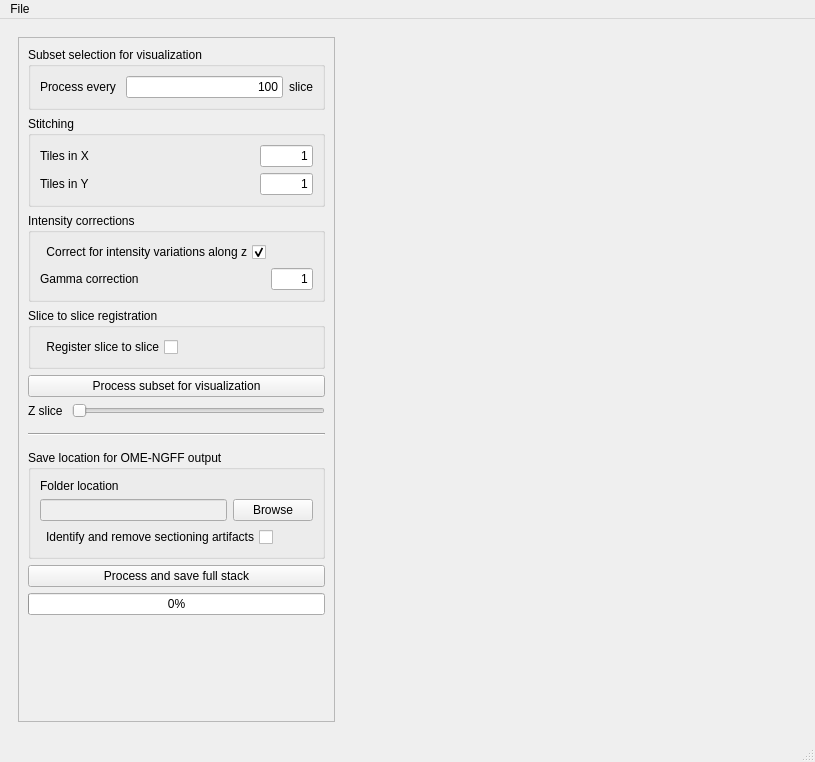
First picture: the form in mainwindow.ui, repository ckolluru/3D-MUSE-segment, before the edit.
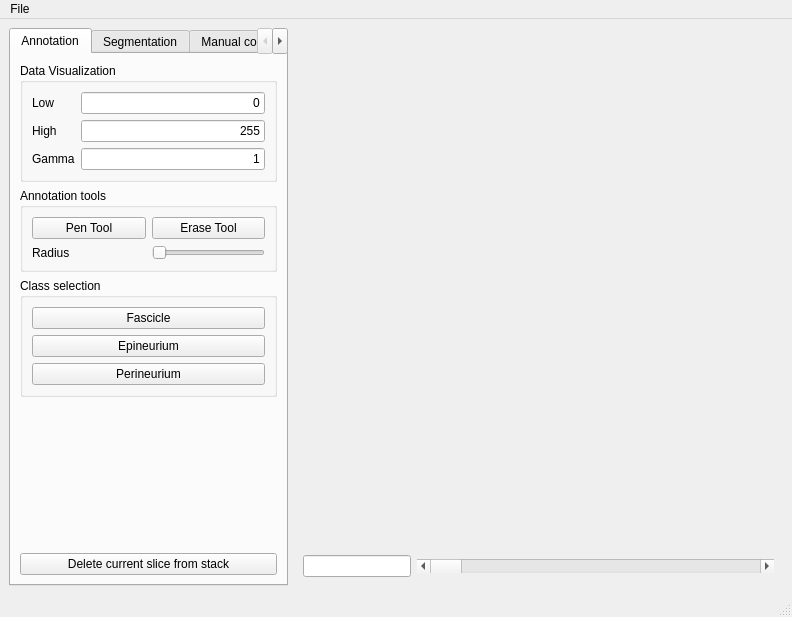
Second picture: the form after the edit. Custom widgets are drawn as their Qt base class.

What changed in the file:
```diff
--- a/mainwindow.ui
+++ b/mainwindow.ui
@@ -6,403 +6,304 @@
    <rect>
     <x>0</x>
     <y>0</y>
-    <width>815</width>
-    <height>762</height>
+    <width>792</width>
+    <height>617</height>
    </rect>
   </property>
   <property name="windowTitle">
-   <string>MainWindow</string>
+   <string>3D-MUSE-segment</string>
   </property>
   <widget class="QWidget" name="centralwidget">
-   <layout class="QHBoxLayout" name="horizontalLayout_3">
-    <item>
      <layout class="QHBoxLayout" name="horizontalLayout_2">
       <item>
-       <widget class="QWidget" name="parametersWidget" native="true">
+     <widget class="QTabWidget" name="tabWidget">
         <property name="sizePolicy">
-         <sizepolicy hsizetype="Maximum" vsizetype="Preferred">
+       <sizepolicy hsizetype="Fixed" vsizetype="Expanding">
           <horstretch>0</horstretch>
           <verstretch>0</verstretch>
          </sizepolicy>
         </property>
-        <property name="minimumSize">
-         <size>
-          <width>300</width>
-          <height>0</height>
-         </size>
-        </property>
+      <property name="currentIndex">
+       <number>0</number>
+      </property>
+      <widget class="QWidget" name="Annotation">
+       <attribute name="title">
+        <string>Annotation</string>
+       </attribute>
         <layout class="QVBoxLayout" name="verticalLayout">
          <item>
-          <widget class="QScrollArea" name="scrollArea">
-           <property name="widgetResizable">
-            <bool>true</bool>
-           </property>
-           <widget class="QWidget" name="scrollAreaWidgetContents">
-            <property name="geometry">
-             <rect>
-              <x>0</x>
-              <y>0</y>
-              <width>280</width>
-              <height>681</height>
-             </rect>
-            </property>
-            <layout class="QVBoxLayout" name="verticalLayout_9">
-             <item>
-              <widget class="QGroupBox" name="groupBox">
+         <widget class="QGroupBox" name="dataVisualizationBox">
                <property name="title">
-                <string>Subset selection for visualization</string>
-               </property>
-               <layout class="QVBoxLayout" name="verticalLayout_6">
-                <item>
-                 <layout class="QHBoxLayout" name="horizontalLayout_4">
-                  <item>
-                   <widget class="QLabel" name="label">
-                    <property name="text">
-                     <string>Process every </string>
-                    </property>
-                   </widget>
-                  </item>
-                  <item>
-                   <widget class="QLineEdit" name="processEveryLineEdit">
-                    <property name="text">
-                     <string>100</string>
-                    </property>
-                    <property name="alignment">
-                     <set>Qt::AlignRight|Qt::AlignTrailing|Qt::AlignVCenter</set>
-                    </property>
-                   </widget>
-                  </item>
-                  <item>
+           <string>Data Visualization</string>
+          </property>
+          <layout class="QGridLayout" name="gridLayout_2">
+           <item row="1" column="0">
                    <widget class="QLabel" name="label_2">
                     <property name="text">
-                     <string>slice</string>
+              <string>High</string>
                     </property>
                    </widget>
                   </item>
-                 </layout>
-                </item>
-               </layout>
-              </widget>
-             </item>
-             <item>
-              <widget class="QGroupBox" name="groupBox_4">
-               <property name="toolTip">
-                <string>If no stitching is to be done, leave the tiles fields as 1.</string>
-               </property>
-               <property name="title">
-                <string>Stitching</string>
-               </property>
-               <layout class="QVBoxLayout" name="verticalLayout_5">
-                <item>
-                 <layout class="QVBoxLayout" name="verticalLayout_4">
-                  <item>
-                   <layout class="QHBoxLayout" name="horizontalLayout_6" stretch="1,3,1">
-                    <item>
-                     <widget class="QLabel" name="label_5">
+           <item row="0" column="0">
+            <widget class="QLabel" name="label">
                       <property name="text">
-                       <string>Tiles in X</string>
+              <string>Low</string>
                       </property>
                      </widget>
                     </item>
-                    <item>
-                     <spacer name="horizontalSpacer_2">
-                      <property name="orientation">
-                       <enum>Qt::Horizontal</enum>
-                      </property>
-                      <property name="sizeHint" stdset="0">
-                       <size>
-                        <width>40</width>
-                        <height>20</height>
-                       </size>
-                      </property>
-                     </spacer>
-                    </item>
-                    <item>
-                     <widget class="QLineEdit" name="tilesXLineEdit">
-                      <property name="text">
-                       <string>1</string>
-                      </property>
-                      <property name="alignment">
-                       <set>Qt::AlignRight|Qt::AlignTrailing|Qt::AlignVCenter</set>
-                      </property>
-                     </widget>
-                    </item>
-                   </layout>
-                  </item>
-                  <item>
-                   <layout class="QHBoxLayout" name="horizontalLayout_7" stretch="1,3,1">
-                    <item>
-                     <widget class="QLabel" name="label_6">
-                      <property name="text">
-                       <string>Tiles in Y</string>
-                      </property>
-                     </widget>
-                    </item>
-                    <item>
-                     <spacer name="horizontalSpacer_3">
-                      <property name="orientation">
-                       <enum>Qt::Horizontal</enum>
-                      </property>
-                      <property name="sizeHint" stdset="0">
-                       <size>
-                        <width>40</width>
-                        <height>20</height>
-                       </size>
-                      </property>
-                     </spacer>
-                    </item>
-                    <item>
-                     <widget class="QLineEdit" name="tilesYLineEdit">
-                      <property name="text">
-                       <string>1</string>
-                      </property>
-                      <property name="alignment">
-                       <set>Qt::AlignRight|Qt::AlignTrailing|Qt::AlignVCenter</set>
-                      </property>
-                     </widget>
-                    </item>
-                   </layout>
-                  </item>
-                 </layout>
-                </item>
-               </layout>
-              </widget>
-             </item>
-             <item>
-              <widget class="QGroupBox" name="groupBox_3">
-               <property name="title">
-                <string>Intensity corrections</string>
-               </property>
-               <layout class="QVBoxLayout" name="verticalLayout_3">
-                <item>
-                 <layout class="QVBoxLayout" name="verticalLayout_12">
-                  <item>
-                   <layout class="QHBoxLayout" name="horizontalLayout_10">
-                    <item>
-                     <widget class="QCheckBox" name="correctIntensityVariationsCheckbox">
-                      <property name="toolTip">
-                       <string>Ensures that the mean intensity of each slice is equal to the mean of the first slice.</string>
-                      </property>
+           <item row="0" column="2">
+            <widget class="QLineEdit" name="lowLineEdit">
                       <property name="layoutDirection">
-                       <enum>Qt::RightToLeft</enum>
+              <enum>Qt::LeftToRight</enum>
                       </property>
                       <property name="text">
-                       <string>Correct for intensity variations along z</string>
-                      </property>
-                      <property name="checked">
-                       <bool>true</bool>
-                      </property>
+              <string>0</string>
+             </property>
+             <property name="alignment">
+              <set>Qt::AlignRight|Qt::AlignTrailing|Qt::AlignVCenter</set>
+             </property>
+            </widget>
+           </item>
+           <item row="4" column="2">
+            <widget class="QLineEdit" name="gammaLineEdit">
+             <property name="text">
+              <string>1</string>
+             </property>
+             <property name="alignment">
+              <set>Qt::AlignRight|Qt::AlignTrailing|Qt::AlignVCenter</set>
+             </property>
+            </widget>
+           </item>
+           <item row="4" column="0">
+            <widget class="QLabel" name="label_3">
+             <property name="text">
+              <string>Gamma</string>
+             </property>
+            </widget>
+           </item>
+           <item row="1" column="2">
+            <widget class="QLineEdit" name="highLineEdit">
+             <property name="text">
+              <string>255</string>
+             </property>
+             <property name="alignment">
+              <set>Qt::AlignRight|Qt::AlignTrailing|Qt::AlignVCenter</set>
+             </property>
+            </widget>
+           </item>
+          </layout>
                      </widget>
                     </item>
                     <item>
-                     <spacer name="horizontalSpacer_4">
+         <widget class="QGroupBox" name="annotationGroupBox">
+          <property name="title">
+           <string>Annotation tools</string>
+          </property>
+          <layout class="QGridLayout" name="gridLayout_3">
+           <item row="1" column="1">
+            <widget class="QSlider" name="radiusSlider">
+             <property name="sizePolicy">
+              <sizepolicy hsizetype="Minimum" vsizetype="Fixed">
+               <horstretch>0</horstretch>
+               <verstretch>0</verstretch>
+              </sizepolicy>
+             </property>
                       <property name="orientation">
                        <enum>Qt::Horizontal</enum>
                       </property>
-                      <property name="sizeHint" stdset="0">
-                       <size>
-                        <width>40</width>
-                        <height>20</height>
-                       </size>
-                      </property>
-                     </spacer>
-                    </item>
-                   </layout>
-                  </item>
-                  <item>
-                   <layout class="QVBoxLayout" name="verticalLayout_2">
-                    <item>
-                     <layout class="QHBoxLayout" name="horizontalLayout_5" stretch="1,3,1">
-                      <item>
+            </widget>
+           </item>
+           <item row="0" column="1">
+            <widget class="QPushButton" name="eraseToolButton">
+             <property name="text">
+              <string>Erase Tool</string>
+             </property>
+            </widget>
+           </item>
+           <item row="0" column="0">
+            <widget class="QPushButton" name="penToolButton">
+             <property name="text">
+              <string>Pen Tool</string>
+             </property>
+            </widget>
+           </item>
+           <item row="1" column="0">
                        <widget class="QLabel" name="label_4">
-                        <property name="toolTip">
-                         <string>Gamma correction. If you don't need it, set value to 1.</string>
-                        </property>
-                        <property name="toolTipDuration">
-                         <number>-1</number>
-                        </property>
                         <property name="text">
-                         <string>Gamma correction</string>
+              <string>Radius</string>
                         </property>
                        </widget>
                       </item>
+          </layout>
+         </widget>
+        </item>
                       <item>
-                       <spacer name="horizontalSpacer">
-                        <property name="orientation">
-                         <enum>Qt::Horizontal</enum>
-                        </property>
-                        <property name="sizeHint" stdset="0">
-                         <size>
-                          <width>40</width>
-                          <height>20</height>
-                         </size>
-                        </property>
-                       </spacer>
+         <widget class="QGroupBox" name="classSelectionBox">
+          <property name="title">
+           <string>Class selection</string>
+          </property>
+          <layout class="QVBoxLayout" name="verticalLayout_2">
+           <item>
+            <widget class="QPushButton" name="fascicleButton">
+             <property name="text">
+              <string>Fascicle</string>
+             </property>
+            </widget>
                       </item>
                       <item>
-                       <widget class="QLineEdit" name="gammaValueLineEdit">
+            <widget class="QPushButton" name="epineuriumButton">
                         <property name="text">
-                         <string>1</string>
-                        </property>
-                        <property name="alignment">
-                         <set>Qt::AlignRight|Qt::AlignTrailing|Qt::AlignVCenter</set>
-                        </property>
-                       </widget>
-                      </item>
-                     </layout>
-                    </item>
-                   </layout>
-                  </item>
-                 </layout>
-                </item>
-               </layout>
-              </widget>
-             </item>
+              <string>Epineurium</string>
+             </property>
+            </widget>
+           </item>
              <item>
-              <widget class="QGroupBox" name="groupBox_5">
-               <property name="title">
-                <string>Slice to slice registration</string>
-               </property>
-               <layout class="QVBoxLayout" name="verticalLayout_10">
-                <item>
-                 <layout class="QHBoxLayout" name="horizontalLayout_11">
-                  <item>
-                   <widget class="QCheckBox" name="registerSlicesCheckBox">
-                    <property name="layoutDirection">
-                     <enum>Qt::RightToLeft</enum>
-                    </property>
+            <widget class="QPushButton" name="perineuriumButton">
                     <property name="text">
-                     <string>Register slice to slice</string>
+              <string>Perineurium</string>
                     </property>
                    </widget>
                   </item>
+          </layout>
+         </widget>
+        </item>
                   <item>
-                   <spacer name="horizontalSpacer_5">
+         <spacer name="verticalSpacer">
                     <property name="orientation">
-                     <enum>Qt::Horizontal</enum>
+           <enum>Qt::Vertical</enum>
                     </property>
                     <property name="sizeHint" stdset="0">
                      <size>
-                      <width>40</width>
-                      <height>20</height>
+            <width>20</width>
+            <height>40</height>
                      </size>
                     </property>
                    </spacer>
                   </item>
-                 </layout>
+        <item>
+         <widget class="QPushButton" name="deleteSliceFromStack">
+          <property name="text">
+           <string>Delete current slice from stack</string>
+          </property>
+         </widget>
                 </item>
                </layout>
               </widget>
-             </item>
+      <widget class="QWidget" name="Segmentation">
+       <attribute name="title">
+        <string>Segmentation</string>
+       </attribute>
+       <layout class="QVBoxLayout" name="verticalLayout_3">
              <item>
-              <widget class="QPushButton" name="processSubsetForVisualizationButton">
+         <widget class="QPushButton" name="loadExistingModelWeightsButton">
                <property name="text">
-                <string>Process subset for visualization</string>
+           <string>Load existing model weights</string>
                </property>
               </widget>
              </item>
              <item>
-              <layout class="QHBoxLayout" name="horizontalLayout_13">
-               <item>
+         <widget class="QGroupBox" name="segModelParamsBox">
+          <property name="title">
+           <string>Segmentation model parameters</string>
+          </property>
+          <layout class="QGridLayout" name="gridLayout_4">
+           <item row="2" column="0">
                 <widget class="QLabel" name="label_7">
                  <property name="text">
-                  <string>Z slice </string>
+              <string>Downsampling factor</string>
                  </property>
                 </widget>
                </item>
-               <item>
-                <widget class="QSlider" name="xySlider">
-                 <property name="orientation">
-                  <enum>Qt::Horizontal</enum>
-                 </property>
-                </widget>
-               </item>
-              </layout>
-             </item>
-             <item>
-              <widget class="Line" name="line">
-               <property name="minimumSize">
-                <size>
-                 <width>5</width>
-                 <height>20</height>
-                </size>
-               </property>
-               <property name="orientation">
-                <enum>Qt::Horizontal</enum>
+           <item row="1" column="1">
+            <widget class="QLineEdit" name="epochsLineEdit">
+             <property name="text">
+              <string>50</string>
+             </property>
+             <property name="alignment">
+              <set>Qt::AlignRight|Qt::AlignTrailing|Qt::AlignVCenter</set>
+             </property>
+            </widget>
+           </item>
+           <item row="2" column="1">
+            <widget class="QLineEdit" name="dsFactorLineEdit">
+             <property name="text">
+              <string>4</string>
+             </property>
+             <property name="alignment">
+              <set>Qt::AlignRight|Qt::AlignTrailing|Qt::AlignVCenter</set>
                </property>
               </widget>
              </item>
-             <item>
-              <widget class="QGroupBox" name="groupBox_2">
-               <property name="title">
-                <string>Save location for OME-NGFF output</string>
-               </property>
-               <layout class="QVBoxLayout" name="verticalLayout_8">
-                <item>
-                 <layout class="QVBoxLayout" name="verticalLayout_7">
-                  <item>
-                   <widget class="QLabel" name="label_3">
+           <item row="0" column="1">
+            <widget class="QLineEdit" name="batchSizeLineEdit">
                     <property name="text">
-                     <string>Folder location</string>
-                    </property>
-                   </widget>
-                  </item>
-                  <item>
-                   <layout class="QHBoxLayout" name="horizontalLayout_8">
-                    <item>
-                     <widget class="QLineEdit" name="outputFolderLocationLineEdit">
-                      <property name="enabled">
-                       <bool>false</bool>
+              <string>4</string>
+             </property>
+             <property name="alignment">
+              <set>Qt::AlignRight|Qt::AlignTrailing|Qt::AlignVCenter</set>
+             </property>
+            </widget>
+           </item>
+           <item row="1" column="0">
+            <widget class="QLabel" name="label_6">
+             <property name="text">
+              <string>Epochs</string>
                       </property>
                      </widget>
                     </item>
-                    <item>
-                     <widget class="QPushButton" name="outputDirBrowseButton">
+           <item row="0" column="0">
+            <widget class="QLabel" name="label_5">
                       <property name="text">
-                       <string>Browse</string>
+              <string>Batch size</string>
                       </property>
                      </widget>
                     </item>
-                   </layout>
-                  </item>
-                 </layout>
-                </item>
-                <item>
-                 <layout class="QHBoxLayout" name="horizontalLayout_12">
-                  <item>
-                   <widget class="QCheckBox" name="removeSectioningArtifactsCheckBox">
+           <item row="3" column="1">
+            <widget class="QCheckBox" name="imageNetPretrainingCheckbox">
                     <property name="layoutDirection">
                      <enum>Qt::RightToLeft</enum>
                     </property>
                     <property name="text">
-                     <string>Identify and remove sectioning artifacts</string>
+              <string/>
                     </property>
                    </widget>
                   </item>
+           <item row="3" column="0">
+            <widget class="QLabel" name="label_8">
+             <property name="text">
+              <string>ImageNet pretraining?</string>
+             </property>
+            </widget>
+           </item>
+          </layout>
+         </widget>
+        </item>
                   <item>
-                   <spacer name="horizontalSpacer_6">
+         <widget class="QPushButton" name="trainModelPushButton">
+          <property name="text">
+           <string>Train model</string>
+          </property>
+         </widget>
+        </item>
+        <item>
+         <widget class="QPushButton" name="predictSegmentationLabelsPushButton">
+          <property name="text">
+           <string>Predict segmentation labels</string>
+          </property>
+         </widget>
+        </item>
+        <item>
+         <spacer name="verticalSpacer_2">
                     <property name="orientation">
-                     <enum>Qt::Horizontal</enum>
+           <enum>Qt::Vertical</enum>
                     </property>
                     <property name="sizeHint" stdset="0">
                      <size>
-                      <width>40</width>
-                      <height>20</height>
+            <width>20</width>
+            <height>40</height>
                      </size>
                     </property>
                    </spacer>
-                  </item>
-                 </layout>
-                </item>
-               </layout>
-              </widget>
-             </item>
-             <item>
-              <widget class="QPushButton" name="processFullStackButton">
-               <property name="text">
-                <string>Process and save full stack</string>
-               </property>
-              </widget>
              </item>
              <item>
               <widget class="QProgressBar" name="progressBar">
@@ -411,8 +312,88 @@
                </property>
               </widget>
              </item>
+       </layout>
+      </widget>
+      <widget class="QWidget" name="ManualCorrections">
+       <attribute name="title">
+        <string>Manual corrections</string>
+       </attribute>
+       <layout class="QVBoxLayout" name="verticalLayout_5">
              <item>
-              <spacer name="verticalSpacer">
+         <widget class="QGroupBox" name="correctionsBox">
+          <property name="title">
+           <string>Correction Tools</string>
+          </property>
+          <layout class="QGridLayout" name="gridLayout_5">
+           <item row="1" column="1">
+            <widget class="QPushButton" name="eraseToolButton_corr">
+             <property name="text">
+              <string>Erase Tool</string>
+             </property>
+            </widget>
+           </item>
+           <item row="2" column="0">
+            <widget class="QLabel" name="label_9">
+             <property name="text">
+              <string>Radius</string>
+             </property>
+            </widget>
+           </item>
+           <item row="2" column="1">
+            <widget class="QSlider" name="horizontalSlider_2">
+             <property name="sizePolicy">
+              <sizepolicy hsizetype="Minimum" vsizetype="Fixed">
+               <horstretch>0</horstretch>
+               <verstretch>0</verstretch>
+              </sizepolicy>
+             </property>
+             <property name="orientation">
+              <enum>Qt::Horizontal</enum>
+             </property>
+            </widget>
+           </item>
+           <item row="1" column="0">
+            <widget class="QPushButton" name="penToolButton_corr">
+             <property name="text">
+              <string>Pen Tool</string>
+             </property>
+            </widget>
+           </item>
+          </layout>
+         </widget>
+        </item>
+        <item>
+         <widget class="QGroupBox" name="classesBoxCorr">
+          <property name="title">
+           <string>Classes</string>
+          </property>
+          <layout class="QVBoxLayout" name="verticalLayout_4">
+           <item>
+            <widget class="QPushButton" name="fascicleButton_Corr">
+             <property name="text">
+              <string>Fascicle</string>
+             </property>
+            </widget>
+           </item>
+           <item>
+            <widget class="QPushButton" name="epineuriumButton_Corr">
+             <property name="text">
+              <string>Epineurium</string>
+             </property>
+            </widget>
+           </item>
+           <item>
+            <widget class="QPushButton" name="perineuriumButton_Corr">
+             <property name="text">
+              <string>Perineurium</string>
+             </property>
+            </widget>
+           </item>
+          </layout>
+         </widget>
+        </item>
+        <item>
+         <spacer name="verticalSpacer_3">
                <property name="orientation">
                 <enum>Qt::Vertical</enum>
                </property>
@@ -428,16 +409,53 @@
            </widget>
           </widget>
          </item>
+    <item>
+     <layout class="QGridLayout" name="gridLayout">
+      <item row="0" column="0">
+       <widget class="Mplwidget" name="Mplwidget" native="true">
+        <property name="sizePolicy">
+         <sizepolicy hsizetype="Preferred" vsizetype="Expanding">
+          <horstretch>0</horstretch>
+          <verstretch>0</verstretch>
+         </sizepolicy>
+        </property>
+       </widget>
+      </item>
+      <item row="1" column="0">
+       <widget class="QWidget" name="widget_2" native="true">
+        <layout class="QHBoxLayout" name="horizontalLayout_3">
+         <item>
+          <widget class="QLineEdit" name="sliceLineEdit">
+           <property name="sizePolicy">
+            <sizepolicy hsizetype="Minimum" vsizetype="Fixed">
+             <horstretch>0</horstretch>
+             <verstretch>0</verstretch>
+            </sizepolicy>
+           </property>
+           <property name="minimumSize">
+            <size>
+             <width>20</width>
+             <height>0</height>
+            </size>
+           </property>
+          </widget>
+         </item>
+         <item>
+          <widget class="QScrollBar" name="sliceSlider">
+           <property name="sizePolicy">
+            <sizepolicy hsizetype="Expanding" vsizetype="Fixed">
+             <horstretch>0</horstretch>
+             <verstretch>0</verstretch>
+            </sizepolicy>
+           </property>
+           <property name="orientation">
+            <enum>Qt::Horizontal</enum>
+           </property>
+          </widget>
+         </item>
         </layout>
        </widget>
       </item>
-      <item>
-       <widget class="MatplotlibWidget" name="MatplotlibWidget" native="true">
-        <property name="toolTipDuration">
-         <number>-1</number>
-        </property>
-       </widget>
-      </item>
      </layout>
     </item>
    </layout>
@@ -447,7 +465,7 @@
     <rect>
      <x>0</x>
      <y>0</y>
-     <width>815</width>
+     <width>792</width>
      <height>21</height>
     </rect>
    </property>
@@ -455,136 +473,156 @@
     <property name="title">
      <string>File</string>
     </property>
-    <addaction name="actionOpen_Image_Folder_MicroManager_format"/>
-    <addaction name="actionExit"/>
+    <addaction name="actionOpen_Zarr_dataset"/>
+    <addaction name="actionSave_trained_model"/>
+    <addaction name="actionSave_user_annotations"/>
+    <addaction name="actionSave_model_predictions"/>
+    <addaction name="actionSave_user_corrections"/>
    </widget>
    <addaction name="menuFile"/>
   </widget>
   <widget class="QStatusBar" name="statusbar"/>
-  <action name="actionOpen_Image_Folder_MicroManager_format">
+  <action name="actionOpen_Zarr_dataset">
    <property name="text">
-    <string>Open Image Folder (MicroManager format)</string>
+    <string>Open Zarr dataset</string>
    </property>
   </action>
-  <action name="actionExit">
+  <action name="actionSave_trained_model">
    <property name="text">
-    <string>Exit</string>
+    <string>Save trained model weights</string>
+   </property>
+  </action>
+  <action name="actionSave_user_annotations">
+   <property name="text">
+    <string>Save user annotations</string>
+   </property>
+  </action>
+  <action name="actionSave_model_predictions">
+   <property name="text">
+    <string>Save model predictions</string>
+   </property>
+  </action>
+  <action name="actionSave_user_corrections">
+   <property name="text">
+    <string>Save user corrections</string>
    </property>
   </action>
  </widget>
  <customwidgets>
   <customwidget>
-   <class>MatplotlibWidget</class>
+   <class>Mplwidget</class>
    <extends>QWidget</extends>
-   <header>matplotlibwidget.h</header>
+   <header>mplwidget.h</header>
    <container>1</container>
   </customwidget>
  </customwidgets>
  <resources/>
  <connections>
   <connection>
-   <sender>actionOpen_Image_Folder_MicroManager_format</sender>
+   <sender>actionOpen_Zarr_dataset</sender>
    <signal>triggered()</signal>
    <receiver>MainWindow</receiver>
-   <slot>openFolder()</slot>
+   <slot>openDataset()</slot>
    <hints>
     <hint type="sourcelabel">
      <x>-1</x>
      <y>-1</y>
     </hint>
     <hint type="destinationlabel">
-     <x>407</x>
-     <y>380</y>
+     <x>395</x>
+     <y>308</y>
     </hint>
    </hints>
   </connection>
   <connection>
-   <sender>actionExit</sender>
+   <sender>actionSave_model_predictions</sender>
    <signal>triggered()</signal>
    <receiver>MainWindow</receiver>
-   <slot>fileExit()</slot>
+   <slot>saveModelPredictions()</slot>
    <hints>
     <hint type="sourcelabel">
      <x>-1</x>
      <y>-1</y>
     </hint>
     <hint type="destinationlabel">
-     <x>407</x>
-     <y>380</y>
+     <x>395</x>
+     <y>308</y>
     </hint>
    </hints>
   </connection>
   <connection>
-   <sender>processSubsetForVisualizationButton</sender>
-   <signal>released()</signal>
+   <sender>actionSave_trained_model</sender>
+   <signal>triggered()</signal>
    <receiver>MainWindow</receiver>
-   <slot>processSubsetForVisualization()</slot>
+   <slot>saveTrainedModel()</slot>
    <hints>
     <hint type="sourcelabel">
-     <x>159</x>
-     <y>367</y>
+     <x>-1</x>
+     <y>-1</y>
     </hint>
     <hint type="destinationlabel">
-     <x>407</x>
-     <y>380</y>
+     <x>395</x>
+     <y>308</y>
     </hint>
    </hints>
   </connection>
   <connection>
-   <sender>xySlider</sender>
-   <signal>valueChanged(int)</signal>
+   <sender>actionSave_user_annotations</sender>
+   <signal>triggered()</signal>
    <receiver>MainWindow</receiver>
-   <slot>changeViewingSlice()</slot>
+   <slot>saveUserAnnotations()</slot>
    <hints>
     <hint type="sourcelabel">
-     <x>159</x>
-     <y>395</y>
+     <x>-1</x>
+     <y>-1</y>
     </hint>
     <hint type="destinationlabel">
-     <x>407</x>
-     <y>380</y>
+     <x>395</x>
+     <y>308</y>
     </hint>
    </hints>
   </connection>
   <connection>
-   <sender>outputDirBrowseButton</sender>
-   <signal>released()</signal>
+   <sender>actionSave_user_corrections</sender>
+   <signal>triggered()</signal>
    <receiver>MainWindow</receiver>
-   <slot>selectOutputFolder()</slot>
+   <slot>saveUserCorrections()</slot>
    <hints>
     <hint type="sourcelabel">
-     <x>241</x>
-     <y>496</y>
+     <x>-1</x>
+     <y>-1</y>
     </hint>
     <hint type="destinationlabel">
-     <x>407</x>
-     <y>380</y>
+     <x>395</x>
+     <y>308</y>
     </hint>
    </hints>
   </connection>
   <connection>
-   <sender>processFullStackButton</sender>
-   <signal>released()</signal>
+   <sender>lowLineEdit</sender>
+   <signal>textChanged(QString)</signal>
    <receiver>MainWindow</receiver>
-   <slot>processStack()</slot>
+   <slot>lowEdit()</slot>
    <hints>
     <hint type="sourcelabel">
-     <x>159</x>
-     <y>565</y>
+     <x>173</x>
+     <y>93</y>
     </hint>
     <hint type="destinationlabel">
-     <x>407</x>
-     <y>380</y>
+     <x>395</x>
+     <y>308</y>
     </hint>
    </hints>
   </connection>
  </connections>
  <slots>
-  <slot>openFolder()</slot>
-  <slot>fileExit()</slot>
-  <slot>processSubsetForVisualization()</slot>
-  <slot>changeViewingSlice()</slot>
-  <slot>selectOutputFolder()</slot>
-  <slot>processStack()</slot>
+  <slot>openDataset()</slot>
+  <slot>saveTrainedModel()</slot>
+  <slot>saveUserAnnotations()</slot>
+  <slot>saveModelPredictions()</slot>
+  <slot>saveUserCorrections()</slot>
+  <slot>lowEdit()</slot>
+  <slot>highEdit()</slot>
+  <slot>gammaEdit()</slot>
  </slots>
 </ui>
```
Lines whose indentation alone changed are shown as unchanged.
